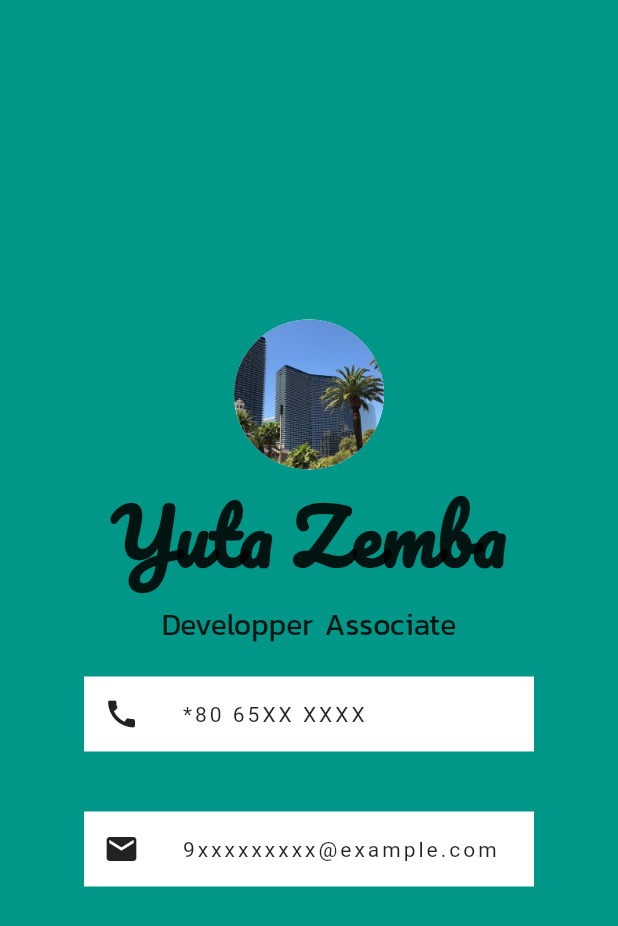
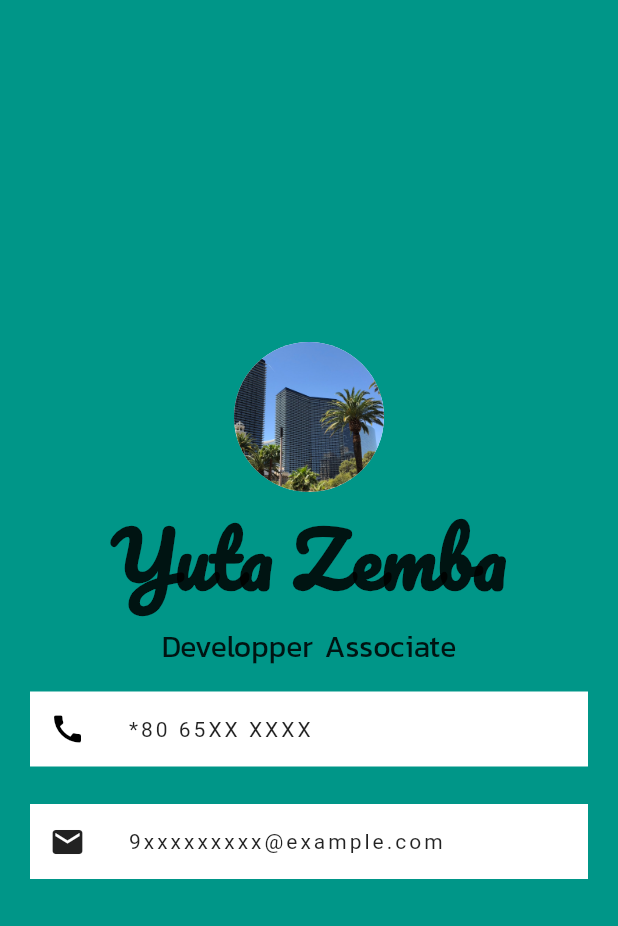
Before and after one commit to 9010atuy/MiCard, a Flutter app: the screen it shows after launch, on a phone screen of 412 x 824 dp. Shown: the top 926 px of the screen. Run offline on Flutter 3.47's test engine with Material 2 defaults, Android fonts, the phone set to English and light mode, and no system bars.

Commit message:
change layout setting , add fonts family

```diff
--- a/mi_card/lib/main.dart
+++ b/mi_card/lib/main.dart
@@ -45,7 +45,11 @@ class MyApp extends StatelessWidget {
                         padding: const EdgeInsets.all(8.0),
                         child: Icon(
                           Icons.call,
+                          color: Colors.black,
                         ),
+                      ),
+                      SizedBox(
+                        width: 20.0,
                       ),
                       Container(
                         child: Text(
@@ -54,15 +58,15 @@ class MyApp extends StatelessWidget {
                               textBaseline: TextBaseline.alphabetic,
                               letterSpacing: 2.0),
                         ),
-                        padding: EdgeInsets.only(left: 20.0),
                       ),
                     ],
                   ),
                   color: Colors.white,
-                  width: 300.0,
-                  height: 50.0,
                   padding: EdgeInsets.all(5.0),
-                  margin: EdgeInsets.fromLTRB(0.0, 20.0, 0.0, 20.0),
+                  margin: EdgeInsets.symmetric(
+                    horizontal: 20.0,
+                    vertical: 15.0,
+                  ),
                 ),
                 Container(
                   child: Row(
@@ -74,6 +78,9 @@ class MyApp extends StatelessWidget {
                           Icons.mail,
                         ),
                       ),
+                      SizedBox(
+                        width: 20.0,
+                      ),
                       Container(
                         child: Text(
                           '9xxxxxxxxx@example.com',
@@ -81,15 +88,16 @@ class MyApp extends StatelessWidget {
                               textBaseline: TextBaseline.alphabetic,
                               letterSpacing: 2.0),
                         ),
-                        padding: EdgeInsets.only(left: 20.0),
+                        // padding: EdgeInsets.only(left: 20.0),
                       ),
                     ],
                   ),
                   color: Colors.white,
-                  width: 300.0,
-                  height: 50.0,
                   padding: EdgeInsets.all(5.0),
-                  margin: EdgeInsets.fromLTRB(0.0, 20.0, 0.0, 20.0),
+                  margin: EdgeInsets.symmetric(
+                    horizontal: 20.0,
+                    vertical: 10.0,
+                  ),
                 ),
               ],
             ),
--- a/mi_card/pubspec.yaml
+++ b/mi_card/pubspec.yaml
@@ -65,6 +65,9 @@ flutter:
     - family: Kanit
       fonts:
         - asset: fonts/Kanit-Regular.ttf
+    - family: SansPro
+      fonts:
+        - asset: 'fonts/SourceSansPro-Regular.ttf'
   #
   # For details regarding fonts from package dependencies,
   # see https://flutter.dev/custom-fonts/#from-packages
```
Also changed, not shown: mi_card/fonts/SourceSansPro-Regular.ttf (added).
